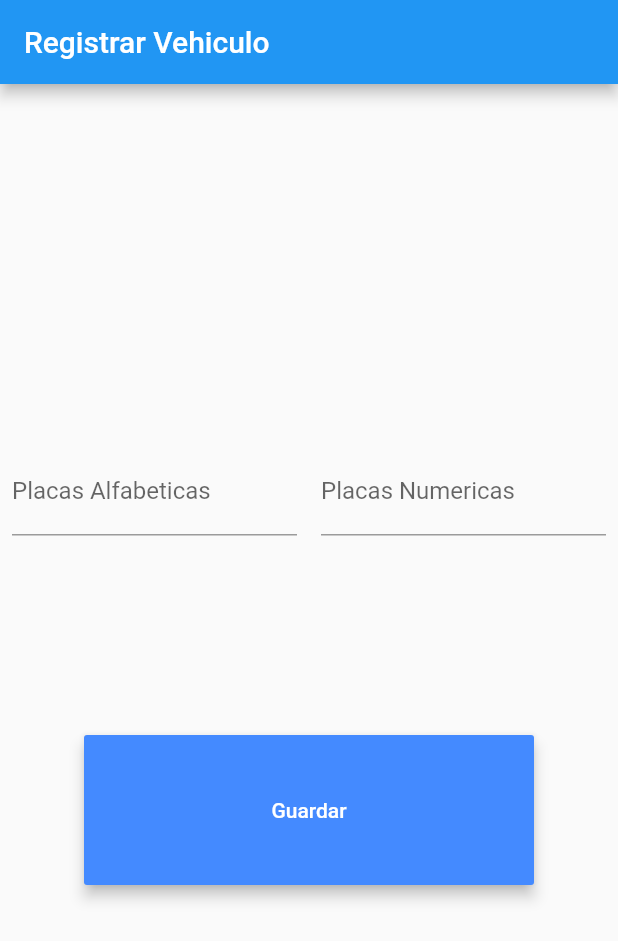
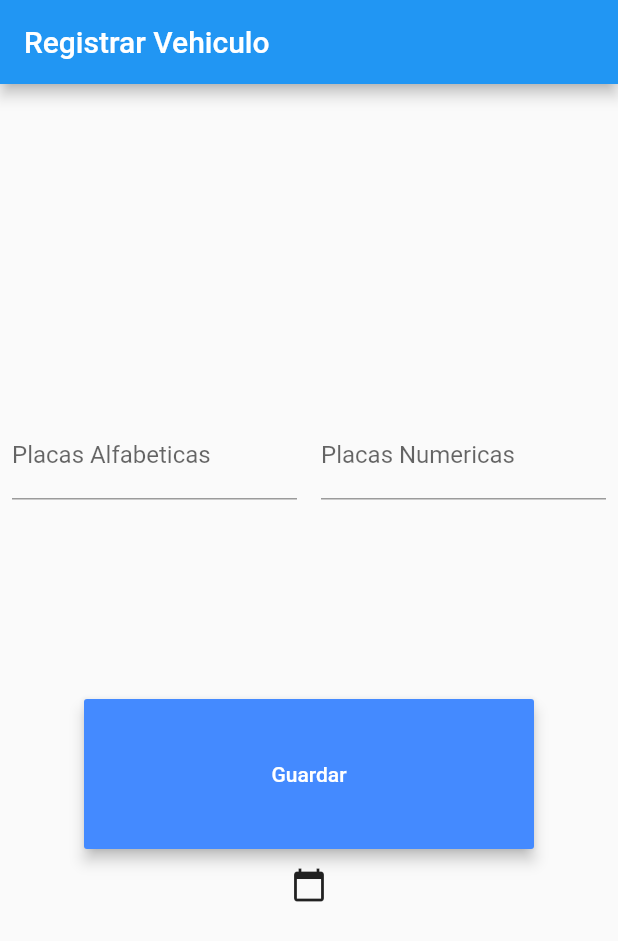
Before and after one commit to JuPaRuGo/facturas, a Flutter app: the screen it shows after launch, after a tap on the "search" icon, after a tap on the "add" icon, on a phone screen of 412 x 824 dp. Shown: the top 941 px of the screen. Run offline on Flutter 3.47's test engine with Material 2 defaults, Android fonts, the phone set to English and light mode, and no system bars; our stand-ins replace fluttertoast, shared_preferences; missing offline and left inert: flutter_calendar; network calls fail.

```diff
--- a/lib/Screens/AddVehiclePage.dart
+++ b/lib/Screens/AddVehiclePage.dart
@@ -117,6 +117,12 @@ class AddVehiclePageState extends State<AddVehiclePage>{
           ),
         ),
 
+          IconButton(
+            icon: Icon(Icons.calendar_today),
+            onPressed: (){
+              _selectDate(context);
+            },
+          ),
         ],
 
       ),
@@ -141,9 +147,13 @@ class AddVehiclePageState extends State<AddVehiclePage>{
           Vehiculo _vehiculo= new Vehiculo(_placaAlfabetica+"-"+_placaNumerica, now.toString(), "");
           vehiculos.add(_vehiculo);
           _PersistParticularVehicles();
+          this._launchFirstScreen();
         }else{
-          _selectDate(context);
-
+          var now=DateFormat("yyy-MM-dd").format(selectedDate);
+          VehiculoMensualidad _car=new VehiculoMensualidad(_placaAlfabetica+"-"+_placaNumerica, now.toString(), selectedDate.add(new Duration(days: 31)).toString());
+          vehiculosMensuales.add(_car);
+          _PersistMonthlyVehicles();
+          this._launchFirstScreen();
         }
       }
     }
@@ -168,11 +178,6 @@ class AddVehiclePageState extends State<AddVehiclePage>{
     if (picked != null && picked != selectedDate)
       setState(() {
         selectedDate = picked;
-        var now=DateFormat("yyy-MM-dd").format(selectedDate);
-        VehiculoMensualidad _car=new VehiculoMensualidad(_placaAlfabetica+"-"+_placaNumerica, now.toString(), selectedDate.add(new Duration(days: 31)).toString());
-        vehiculosMensuales.add(_car);
-        _PersistMonthlyVehicles();
-        this._launchFirstScreen();
       });
   }
 
--- a/lib/Screens/MainPage.dart
+++ b/lib/Screens/MainPage.dart
@@ -27,7 +27,7 @@ class _MainPageState extends State<MainPage> {
 
   Choice _selectedChoice = choices[0]; // The app's "state".
 
-  getCarsFromJson() async{
+  Future getCarsFromJson() async{
     setState(() {
       isLoading = true;
     });
```
